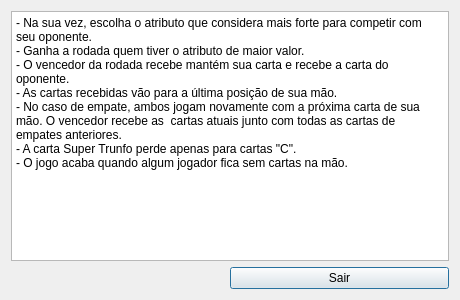
Old version of the form SuperTrunfo/Interface_Trunfo/instructions.ui in the repository gianricardo/prog3.
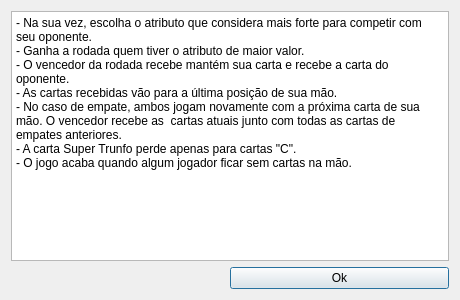
New version of the form.

Diff of the .ui file:
```diff
--- a/SuperTrunfo/Interface_Trunfo/instructions.ui
+++ b/SuperTrunfo/Interface_Trunfo/instructions.ui
@@ -35,7 +35,10 @@
 - As cartas recebidas vão para a última posição de sua mão.
 - No caso de empate, ambos jogam novamente com a próxima carta de sua mão. O vencedor recebe as  cartas atuais junto com todas as cartas de empates anteriores.
 - A carta Super Trunfo perde apenas para cartas &quot;C&quot;.
-- O jogo acaba quando algum jogador fica sem cartas na mão.</string>
+- O jogo acaba quando algum jogador ficar sem cartas na mão.</string>
+     </property>
+     <property name="textInteractionFlags">
+      <set>Qt::TextSelectableByMouse</set>
      </property>
     </widget>
    </item>
@@ -66,7 +69,7 @@
         </sizepolicy>
        </property>
        <property name="text">
-        <string>Sair</string>
+        <string>Ok</string>
        </property>
       </widget>
      </item>
```
